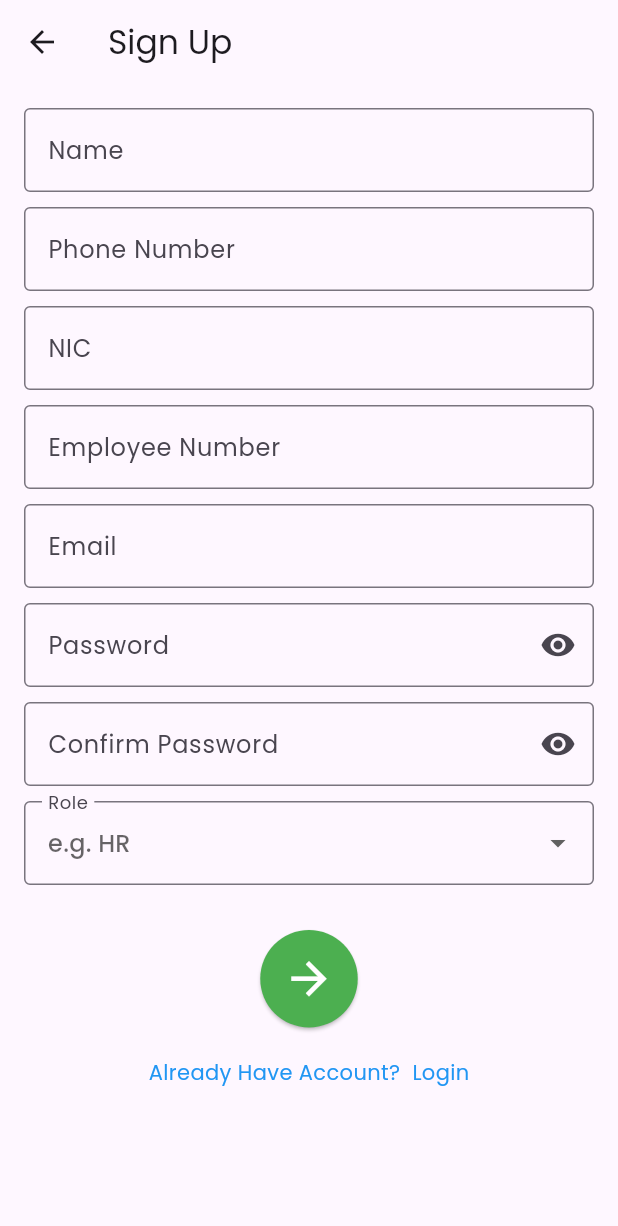
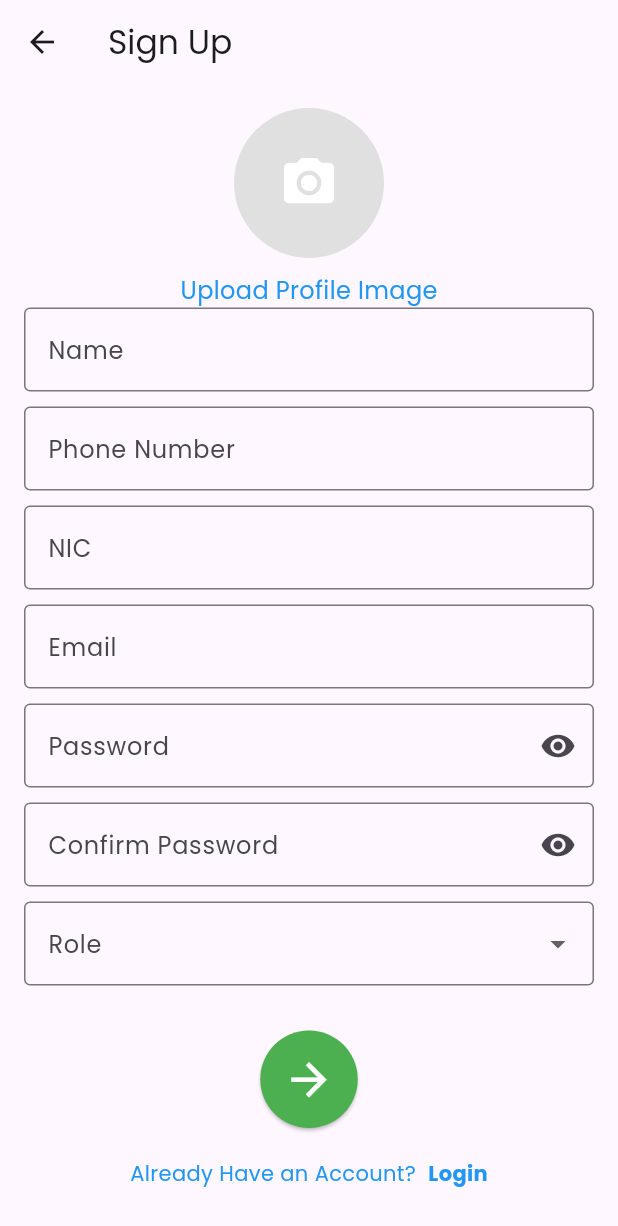
Before and after one commit to SharmBB/Flutter-2K25, a Flutter app: the SignUp screen opened directly, on a phone screen of 412 x 824 dp. Shown: the top 1226 px of the screen. Run offline on Flutter 3.47's test engine with Material 3 defaults, Android fonts, the phone set to English and light mode, and no system bars; our stand-ins replace flutter_svg, image_picker.

Commit message:
image for signup

```diff
--- a/lib/pages/home.dart
+++ b/lib/pages/home.dart
@@ -18,7 +18,7 @@ class _HomePageState extends State<HomePage> {
         body: Column(
           children: [
             Container(
-              margin: EdgeInsets.only(right: 10, left: 10, top: 40),
+              margin: const EdgeInsets.only(right: 10, left: 10, top: 40),
               decoration: BoxDecoration(boxShadow: [
                 BoxShadow(
                   color: Colors.white60.withOpacity(0.11),
@@ -32,7 +32,7 @@ class _HomePageState extends State<HomePage> {
                     borderRadius: BorderRadius.circular(10),
                     borderSide: BorderSide.none,
                   ),
-                  contentPadding: EdgeInsets.all(10),
+                  contentPadding: const EdgeInsets.all(10),
                   prefixIcon: SvgPicture.asset("assets/icons/Search.svg"),
                   hintText: 'Enter Password',
                   filled: true,
@@ -62,7 +62,7 @@ class _HomePageState extends State<HomePage> {
             print("acdasc");
           },
           child: Container(
-            margin: EdgeInsets.all(10),
+            margin: const EdgeInsets.all(10),
             decoration: BoxDecoration(
                 color: Colors.white24, borderRadius: BorderRadius.circular(10)),
             child: SvgPicture.asset(
--- a/lib/pages/login.dart
+++ b/lib/pages/login.dart
@@ -2,6 +2,8 @@ import 'package:flutter/material.dart';
 import 'package:practise/pages/signUp.dart';
 
 class SignIn extends StatefulWidget {
+  const SignIn({super.key});
+
   @override
   _SignInState createState() => _SignInState();
 }
--- a/lib/pages/signUp.dart
+++ b/lib/pages/signUp.dart
@@ -1,7 +1,11 @@
+import 'dart:io';
 import 'package:flutter/material.dart';
+import 'package:image_picker/image_picker.dart';
 import 'package:practise/pages/login.dart';
 
 class SignUp extends StatefulWidget {
+  const SignUp({super.key});
+
   @override
   _SignUpState createState() => _SignUpState();
 }
@@ -18,10 +22,11 @@ class _SignUpState extends State<SignUp> {
 
   String? _selectedRole;
   bool _showPassword = true;
+  bool _isLoading = false;
+  final List<String> _roles = ["HR", "Finance", "IT", "Engineering"];
 
-  bool _isLoading = false;
-
-  final List<String> _roles = ["HR", "Finance", "IT", "Engineering"];
+  File? _image; // To store selected image
+  final ImagePicker _picker = ImagePicker();
 
   @override
   Widget build(BuildContext context) {
@@ -35,10 +40,10 @@ class _SignUpState extends State<SignUp> {
             child: Column(
               crossAxisAlignment: CrossAxisAlignment.start,
               children: [
+                _imagePicker(), // Image picker widget
                 _nameInput(),
                 _phoneInput(),
                 _nicInput(),
-                _employeeNumberInput(),
                 _emailInput(),
                 _passwordInput(),
                 _confirmPasswordInput(),
@@ -53,42 +58,28 @@ class _SignUpState extends State<SignUp> {
                       backgroundColor: Colors.green,
                     ),
                     child: _isLoading
-                        ? const CircularProgressIndicator(
-                            color: Colors.white,
-                          )
-                        : const Icon(
-                            Icons.arrow_forward,
-                            size: 35.0,
-                            color: Colors.white,
-                          ),
+                        ? const CircularProgressIndicator(color: Colors.white)
+                        : const Icon(Icons.arrow_forward,
+                            size: 35.0, color: Colors.white),
                   ),
                 ),
                 const SizedBox(height: 20),
                 GestureDetector(
                   onTap: () {
-                    // Navigate to Signin Password Screen
-                    Navigator.push(
-                      context,
-                      MaterialPageRoute(builder: (context) => SignIn()),
-                    );
+                    Navigator.push(context,
+                        MaterialPageRoute(builder: (context) => SignIn()));
                   },
                   child: const Row(
                     mainAxisAlignment: MainAxisAlignment.center,
                     children: [
-                        Text(
-                          "Already Have Account?",
+                      Text("Already Have an Account?",
+                          style: TextStyle(color: Colors.blue)),
+                      SizedBox(width: 8),
+                      Text("Login",
                           style: TextStyle(
-                            color: Colors.blue,
+                              color: Colors.blue, fontWeight: FontWeight.bold)),
+                    ],
                   ),
-                        ),
-                        SizedBox(width: 8),
-                        Text(
-                          "Login",
-                          style: TextStyle(
-                            color: Colors.blue,
-                          ),
-                        ),
-                      ]),
                 ),
               ],
             ),
@@ -98,46 +89,112 @@ class _SignUpState extends State<SignUp> {
     );
   }
 
+  // Image Picker Widget
+  Widget _imagePicker() {
+    return Center(
+      child: Column(
+        children: [
+          GestureDetector(
+            onTap: _showPickerDialog,
+            child: CircleAvatar(
+              radius: 50,
+              backgroundColor: Colors.grey.shade300,
+              backgroundImage: _image != null ? FileImage(_image!) : null,
+              child: _image == null
+                  ? const Icon(Icons.camera_alt, size: 40, color: Colors.white)
+                  : null,
+            ),
+          ),
+          const SizedBox(height: 10),
+          const Text(
+            "Upload Profile Image",
+            style: TextStyle(color: Colors.blue, fontSize: 16),
+          ),
+        ],
+      ),
+    );
+  }
+
+  // Show Image Picker Dialog
+  Future<void> _showPickerDialog() async {
+    showModalBottomSheet(
+      context: context,
+      builder: (BuildContext context) {
+        return SafeArea(
+          child: Wrap(
+            children: [
+              ListTile(
+                leading: const Icon(Icons.photo_library),
+                title: const Text('Gallery'),
+                onTap: () {
+                  _pickImage(ImageSource.gallery);
+                  Navigator.pop(context);
+                },
+              ),
+              ListTile(
+                leading: const Icon(Icons.camera),
+                title: const Text('Camera'),
+                onTap: () {
+                  _pickImage(ImageSource.camera);
+                  Navigator.pop(context);
+                },
+              ),
+            ],
+          ),
+        );
+      },
+    );
+  }
+
+  // Pick Image
+  Future<void> _pickImage(ImageSource source) async {
+    final pickedFile = await _picker.pickImage(source: source);
+    if (pickedFile != null) {
+      setState(() {
+        _image = File(pickedFile.path);
+      });
+    }
+  }
+
+  // Form Fields
   Widget _nameInput() {
     return _buildTextField(_nameController, "Name", TextInputType.text);
   }
 
   Widget _phoneInput() {
     return _buildTextField(
-        _phoneController, "Phone Number", TextInputType.phone,
+      _phoneController,
+      "Phone Number",
+      TextInputType.phone,
       validator: (value) {
         if (value!.isEmpty || value.length != 10) {
           return "Enter a valid phone number";
         }
         return null;
-    });
-  }
-
-  Widget _employeeNumberInput() {
-    return _buildTextField(
-        _phoneController, "Employee Number", TextInputType.phone,
-        validator: (value) {
-      if (value!.isEmpty || value.length != 3) {
-        return "Enter a valid employee  number (Ex: 089)";
-      }
-      return null;
-    });
+      },
+    );
   }
 
   Widget _nicInput() {
-    return _buildTextField(_nicController, "NIC", TextInputType.text,
+    return _buildTextField(
+      _nicController,
+      "NIC",
+      TextInputType.text,
       validator: (value) {
         RegExp nicRegExp = RegExp(r'^\d{9}[Vv]$');
         if (!nicRegExp.hasMatch(value!)) {
           return "Enter a valid NIC (e.g., 990361070V)";
         }
         return null;
-    });
+      },
+    );
   }
 
   Widget _emailInput() {
     return _buildTextField(
-        _emailController, "Email", TextInputType.emailAddress,
+      _emailController,
+      "Email",
+      TextInputType.emailAddress,
       validator: (value) {
         if (value == null || value.isEmpty) {
           return 'Email Required';
@@ -145,7 +202,8 @@ class _SignUpState extends State<SignUp> {
           return 'Enter a valid email';
         }
         return null;
-    });
+      },
+    );
   }
 
   Widget _passwordInput() {
@@ -153,20 +211,22 @@ class _SignUpState extends State<SignUp> {
   }
 
   Widget _confirmPasswordInput() {
-    return _buildPasswordField(_confirmPasswordController, "Confirm Password",
+    return _buildPasswordField(
+      _confirmPasswordController,
+      "Confirm Password",
       validator: (value) {
         if (value != _passwordController.text) {
           return "Passwords do not match";
         }
         return null;
-    });
+      },
+    );
   }
 
   Widget _roleDropdown() {
     return DropdownButtonFormField<String>(
       decoration: const InputDecoration(
         labelText: "Role",
-        hintText: "e.g. HR",
         border: OutlineInputBorder(),
       ),
       value: _selectedRole,
@@ -195,7 +255,7 @@ class _SignUpState extends State<SignUp> {
         keyboardType: keyboardType,
         decoration: InputDecoration(
           labelText: label,
-          border: OutlineInputBorder(),
+          border: const OutlineInputBorder(),
         ),
         validator:
             validator ?? (value) => value!.isEmpty ? "Enter $label" : null,
@@ -212,7 +272,7 @@ class _SignUpState extends State<SignUp> {
         obscureText: _showPassword,
         decoration: InputDecoration(
           labelText: label,
-          border: OutlineInputBorder(),
+          border: const OutlineInputBorder(),
           suffixIcon: IconButton(
             icon: Icon(_showPassword ? Icons.visibility : Icons.visibility_off),
             onPressed: () {
@@ -231,7 +291,6 @@ class _SignUpState extends State<SignUp> {
   void _onClick() async {
     if (_formKey.currentState?.validate() ?? false) {
       setState(() => _isLoading = true);
-      //await _login();
       setState(() => _isLoading = false);
     }
   }
--- a/pubspec.yaml
+++ b/pubspec.yaml
@@ -36,6 +36,7 @@ dependencies:
   # Use with the CupertinoIcons class for iOS style icons.
   cupertino_icons: ^1.0.8
   flutter_svg: ^2.0.17
+  image_picker: ^1.1.2
 
 
 dev_dependencies:
```
Also changed, not shown: pubspec.lock, 119 other files. Lines whose indentation alone changed are shown as unchanged.
